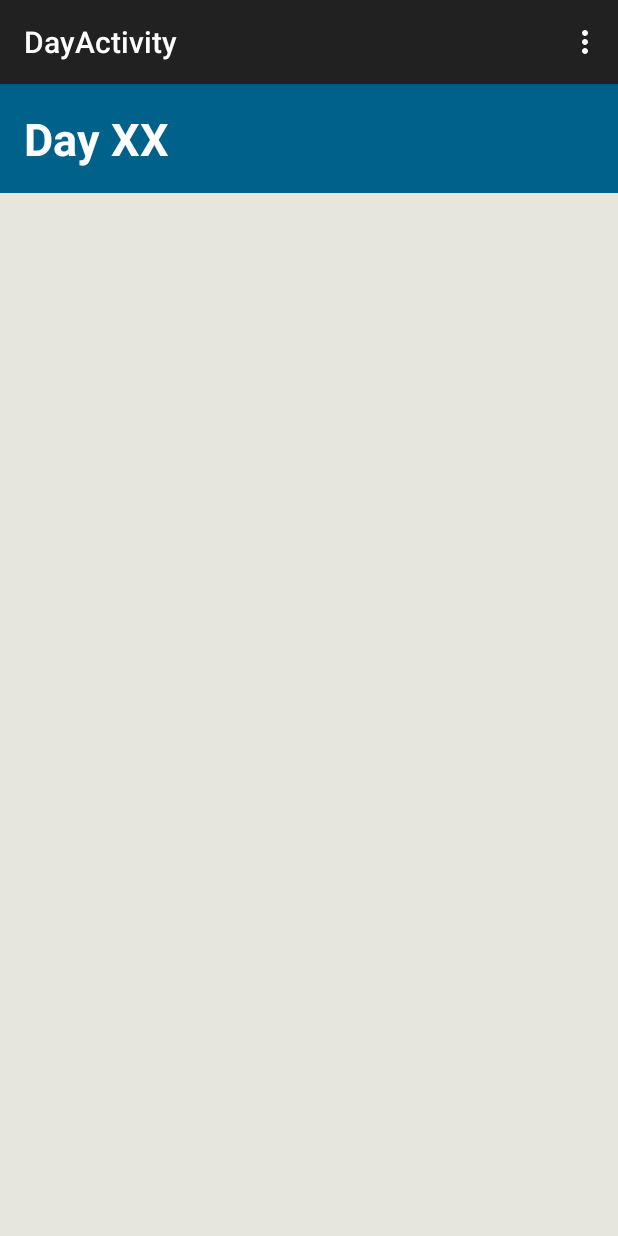
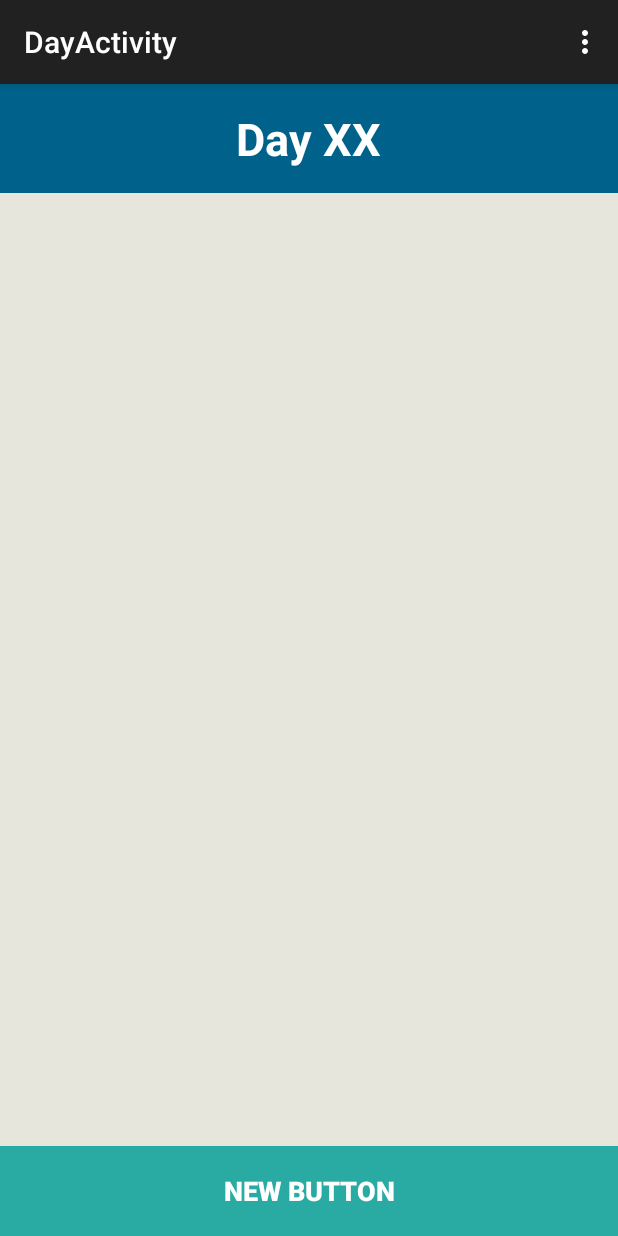
Before and after one commit to kmja/MeetingAgenda, an Android app: the DayActivity screen opened directly, with no data from a screen before it, on a phone screen of 412 x 824 dp. Run offline under Robolectric (Android 15) with nearby library versions, the phone set to English and light mode, and no system bars.

Commit message:
knappar och layout

```diff
--- a/app/src/main/res/layout/activity_layout.xml
+++ b/app/src/main/res/layout/activity_layout.xml
@@ -12,10 +12,10 @@
         android:layout_alignParentTop="true"
         android:layout_alignParentLeft="true"
         android:layout_alignParentStart="true"
-        android:textAlignment="center"
         android:id="@+id/linearLayout"
         android:padding="16dp"
-        android:background="#00628b">
+        android:background="#00628b"
+        android:gravity="center_horizontal">
 
         <TextView
             android:layout_width="match_parent"
@@ -26,8 +26,7 @@
             android:textSize="30dp"
             android:textStyle="bold"
             android:textColor="#ffffff"
-            android:elegantTextHeight="false"
-            android:paddingLeft="90dp" />
+            android:elegantTextHeight="false" />
     </LinearLayout>
 
     <LinearLayout
@@ -35,10 +34,11 @@
         android:layout_width="match_parent"
         android:layout_height="wrap_content"
         android:layout_below="@+id/linearLayout5"
-        android:layout_alignParentLeft="true"
+        android:layout_alignParentLeft="false"
         android:baselineAligned="false"
         android:layout_alignParentBottom="true"
-        android:weightSum="1.0">
+        android:weightSum="1.0"
+        android:layout_alignParentTop="false">
 
         <Button
             android:layout_width="wrap_content"
--- a/app/src/main/res/layout/day_layout.xml
+++ b/app/src/main/res/layout/day_layout.xml
@@ -15,7 +15,8 @@
         android:textAlignment="center"
         android:id="@+id/linearLayout"
         android:padding="16dp"
-        android:background="#00628b">
+        android:background="#00628b"
+        android:gravity="center_horizontal">
 
         <TextView
             android:layout_width="wrap_content"
@@ -38,21 +39,37 @@
         android:layout_below="@+id/linearLayout"
         android:layout_alignParentLeft="true"
         android:layout_alignParentStart="true"
-        android:baselineAligned="false">
+        android:baselineAligned="false"
+        android:layout_alignParentTop="false"
+        android:layout_alignParentEnd="false">
 
         <ListView
             android:layout_width="wrap_content"
-            android:layout_height="421dp"
+            android:layout_height="500dp"
             android:id="@+id/listView" />
     </LinearLayout>
 
     <LinearLayout
         android:orientation="horizontal"
         android:layout_width="fill_parent"
-        android:layout_height="fill_parent"
-        android:layout_alignParentTop="true"
-        android:layout_alignParentLeft="true"
-        android:layout_alignParentStart="true"></LinearLayout>
+        android:layout_height="wrap_content"
+        android:layout_alignParentTop="false"
+        android:layout_alignParentLeft="false"
+        android:layout_alignParentStart="true"
+        android:layout_alignParentBottom="true"
+        android:weightSum="1.0">
+
+        <Button
+            android:layout_width="wrap_content"
+            android:layout_height="60dp"
+            android:layout_weight="1.0"
+            android:text="New Button"
+            android:id="@+id/button3"
+            android:background="#29aba4"
+            android:textColor="#ffffff"
+            android:textSize="18dp"
+            android:textStyle="bold" />
+    </LinearLayout>
 
 
 </RelativeLayout>
```
